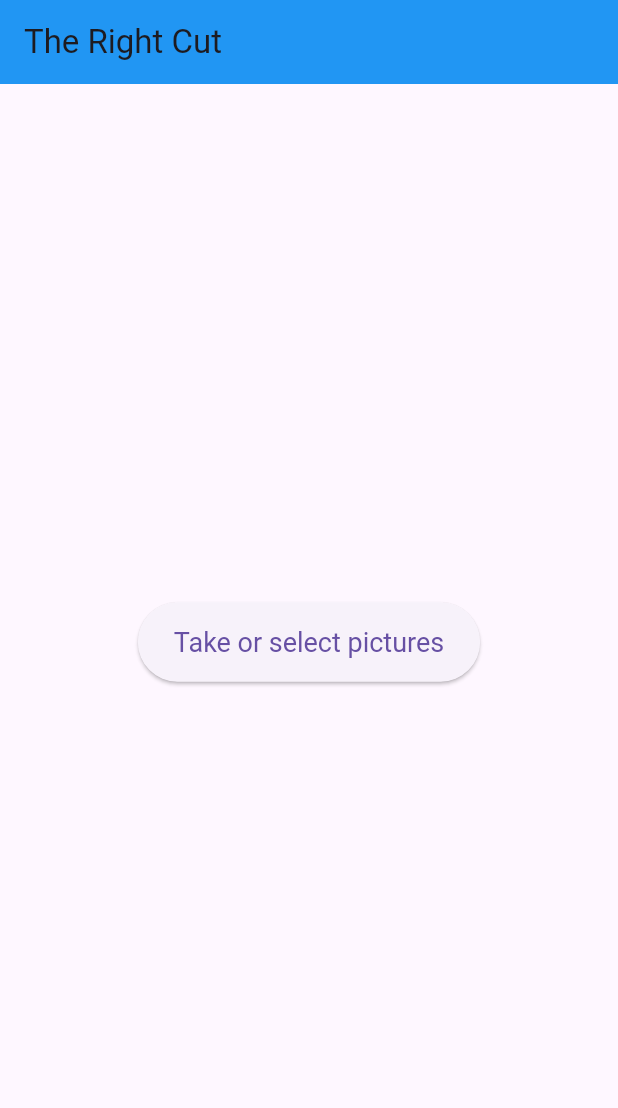
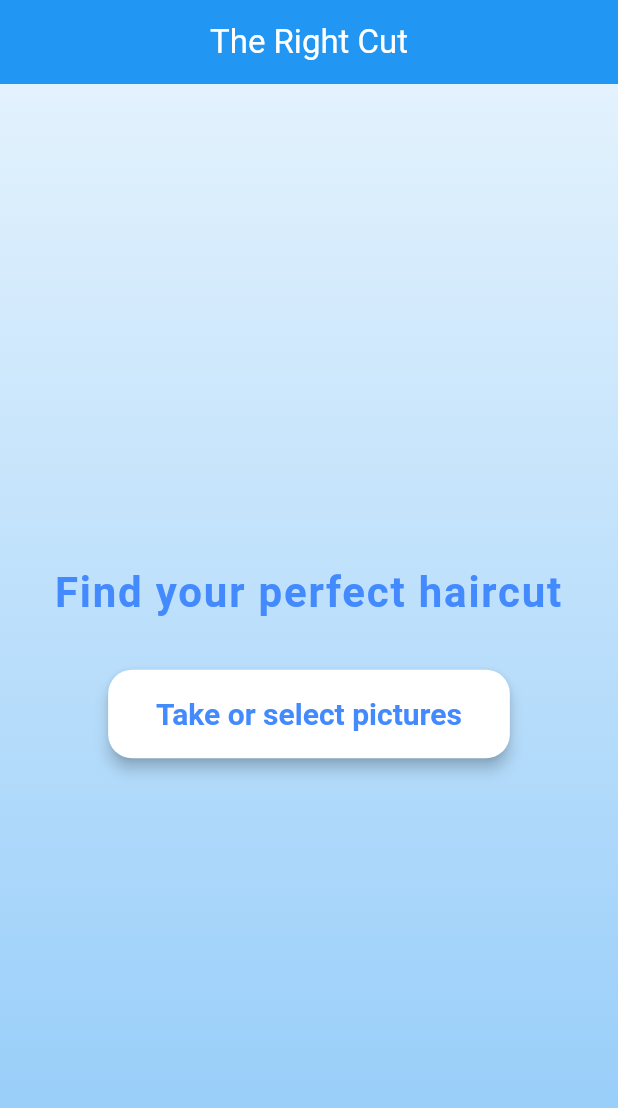
Before and after one commit to jsandinoDev/Flutter-Learn, a Flutter app: the screen it shows after launch, on a phone screen of 412 x 824 dp. Shown: the top 1108 px of the screen. Run offline on Flutter 3.47's test engine with Material 3 defaults, Android fonts, the phone set to English and light mode, and no system bars; our stand-ins replace flutter_dotenv, image_picker.

```diff
--- a/lib/main.dart
+++ b/lib/main.dart
@@ -27,10 +27,6 @@ class _MyAppState extends State<MyApp> {
       setState(() {
         _selectedImages = images.take(3).toList();
       });
-      ScaffoldMessenger.of(context).showSnackBar(
-        SnackBar(content: Text('${_selectedImages.length} images selected')),
-      );
-      // Automatically navigate to next page after images are selected
       Future.delayed(const Duration(milliseconds: 300), () {
         Navigator.push(
           context,
@@ -102,34 +98,59 @@ class _MyAppState extends State<MyApp> {
       home: Scaffold(
         appBar: AppBar(
           backgroundColor: Colors.blue,
-          title: const Text('The Right Cut'),
+          elevation: 0,
+          title: const Text('The Right Cut', style: TextStyle(color: Colors.white)),
+          centerTitle: true,
         ),
-
-        body: Center(
+        body: Container(
+          width: double.infinity,
+          decoration: const BoxDecoration(
+            gradient: LinearGradient(
+              colors: [Color(0xFFe3f2fd), Color(0xFF90caf9)],
+              begin: Alignment.topCenter,
+              end: Alignment.bottomCenter,
+            ),
+          ),
           child: Column(
             mainAxisAlignment: MainAxisAlignment.center,
+            crossAxisAlignment: CrossAxisAlignment.center,
             children: [
+              const SizedBox(height: 40),
+              const Text(
+                'Find your perfect haircut',
+                style: TextStyle(
+                  fontSize: 28,
+                  fontWeight: FontWeight.bold,
+                  color: Colors.blueAccent,
+                  letterSpacing: 1.2,
+                ),
+                textAlign: TextAlign.center,
+              ),
+              const SizedBox(height: 32),
               Builder(
                 builder: (parentContext) => ElevatedButton(
                   onPressed: () {
                     showModalBottomSheet(
                       context: parentContext,
+                      shape: const RoundedRectangleBorder(
+                        borderRadius: BorderRadius.vertical(top: Radius.circular(24)),
+                      ),
                       builder: (BuildContext modalContext) {
                         return SafeArea(
                           child: Column(
                             mainAxisSize: MainAxisSize.min,
                             children: [
                               ListTile(
-                                leading: const Icon(Icons.camera_alt),
-                                title: const Text('Take a picture'),
+                                leading: const Icon(Icons.camera_alt, color: Colors.blueAccent),
+                                title: const Text('Take a picture', style: TextStyle(fontWeight: FontWeight.w500)),
                                 onTap: () {
                                   Navigator.pop(modalContext);
                                   _takePictures(parentContext);
                                 },
                               ),
                               ListTile(
-                                leading: const Icon(Icons.photo_library),
-                                title: const Text('Select from gallery'),
+                                leading: const Icon(Icons.photo_library, color: Colors.blueAccent),
+                                title: const Text('Select from gallery', style: TextStyle(fontWeight: FontWeight.w500)),
                                 onTap: () {
                                   Navigator.pop(modalContext);
                                   _selectMultipleFromGallery(parentContext);
@@ -142,28 +163,18 @@ class _MyAppState extends State<MyApp> {
                     );
                   },
                   style: ElevatedButton.styleFrom(
-                    padding: const EdgeInsets.symmetric(horizontal: 24, vertical: 16),
-                    textStyle: const TextStyle(fontSize: 18),
+                    padding: const EdgeInsets.symmetric(horizontal: 32, vertical: 18),
+                    textStyle: const TextStyle(fontSize: 20, fontWeight: FontWeight.bold),
+                    backgroundColor: Colors.white,
+                    shape: RoundedRectangleBorder(
+                      borderRadius: BorderRadius.circular(16),
+                    ),
+                    elevation: 4,
                   ),
-                  child: const Text("Take or select pictures"),
+                  child: const Text("Take or select pictures", style: TextStyle(color: Colors.blueAccent)),
                 ),
               ),
-              const SizedBox(height: 24),
-              // if (_selectedImages.isNotEmpty)
-              //   Column(
-              //     children: [
-              //       Wrap(
-              //         spacing: 8,
-              //         children: _selectedImages.map((img) => Image.file(
-              //           File(img.path),
-              //           width: 80,
-              //           height: 80,
-              //           fit: BoxFit.cover,
-              //         )).toList(),
-              //       ),
-              //       const SizedBox(height: 16),
-              //     ],
-              //   ),
+              const SizedBox(height: 40),
             ],
           ),
         )
```
Also changed, not shown: lib/next_screen.dart (+40 -20 lines), lib/openai_response_screen.dart (+22 -3 lines).
